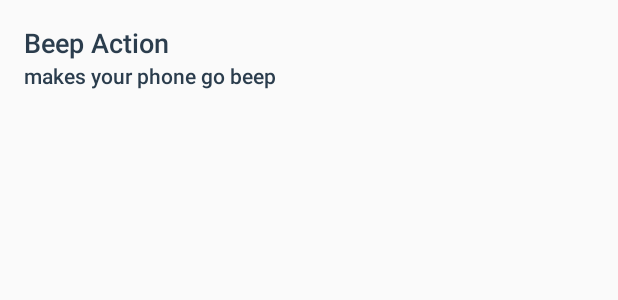
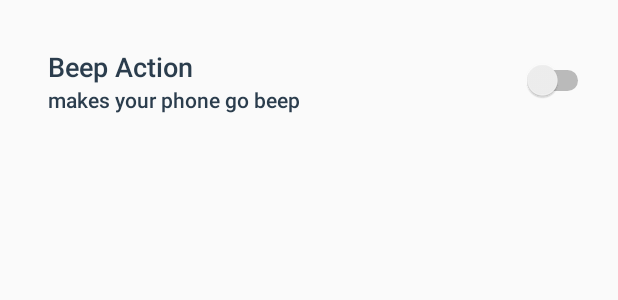
Before and after one commit to linucksrox/Textecutor, an Android app: the layout action_list_item.xml on its own in the app's theme, with its tools: preview values and no code run, on a phone screen of 412 x 824 dp. Shown: the top 300 px of the screen. Run offline under Robolectric (Android 15) with nearby library versions, the phone set to English and light mode, and no system bars.

Commit message:
Refine action layout

```diff
--- a/app/src/main/res/layout/action_list_item.xml
+++ b/app/src/main/res/layout/action_list_item.xml
@@ -1,11 +1,21 @@
 <?xml version="1.0" encoding="utf-8"?>
-
 <LinearLayout xmlns:android="http://schemas.android.com/apk/res/android"
     xmlns:tools="http://schemas.android.com/tools"
     android:layout_width="match_parent"
     android:layout_height="wrap_content"
+    android:paddingLeft="@dimen/activity_horizontal_margin"
+    android:paddingRight="@dimen/activity_horizontal_margin"
+    android:paddingTop="@dimen/activity_vertical_margin"
+    android:paddingBottom="@dimen/activity_vertical_margin"
+    android:orientation="horizontal">
+
+    <LinearLayout xmlns:android="http://schemas.android.com/apk/res/android"
+        xmlns:tools="http://schemas.android.com/tools"
+        android:layout_width="wrap_content"
+        android:layout_height="wrap_content"
         android:orientation="vertical"
-    android:padding="16dp">
+        android:padding="16dp"
+        android:layout_weight="4">
 
         <TextView
             android:id="@+id/tv_action"
@@ -26,3 +36,11 @@
             tools:text="makes your phone go beep" />
 
     </LinearLayout>
+
+    <Switch
+        android:id="@+id/switch_action_enable"
+        android:layout_width="wrap_content"
+        android:layout_height="wrap_content"
+        android:layout_weight="1"
+        android:layout_gravity="center_vertical" />
+</LinearLayout>
```
Lines whose indentation alone changed are shown as unchanged.
